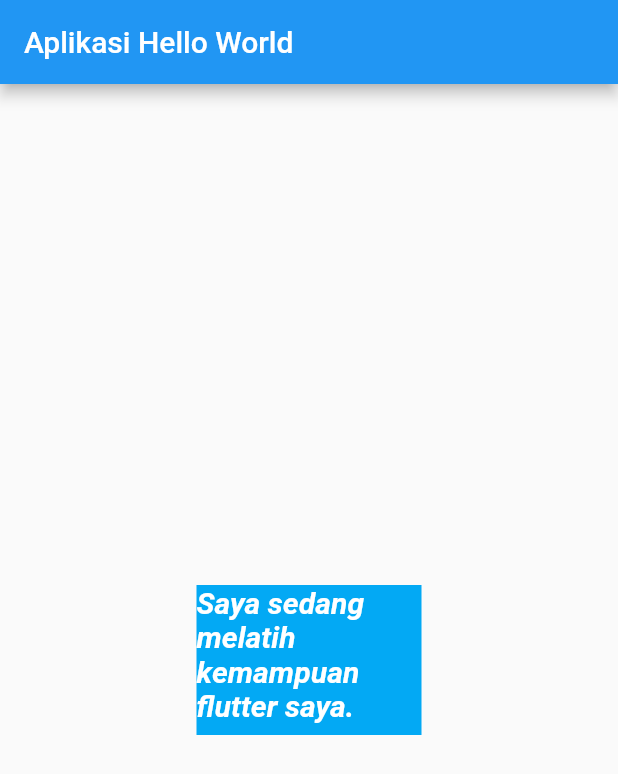
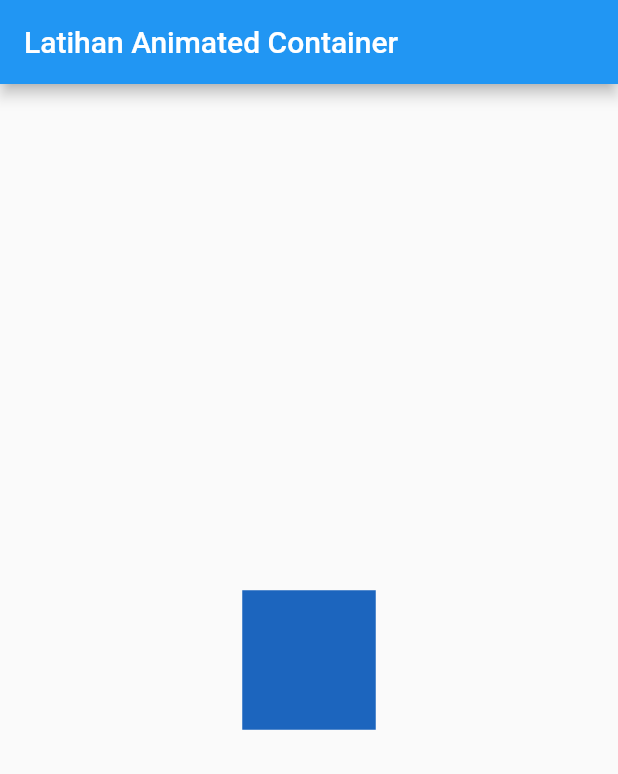
Before and after one commit to bagashyt/flutter_learndart, a Flutter app: the screen it shows after launch, on a phone screen of 412 x 824 dp. Shown: the top 774 px of the screen. Run offline on Flutter 3.47's test engine with Material 2 defaults, Android fonts, the phone set to English and light mode, and no system bars.

Commit message:
learn AnimatedContainer n GestureDetector

```diff
--- a/lib/main.dart
+++ b/lib/main.dart
@@ -1,30 +1,40 @@
+import 'dart:math';
+
 import 'package:flutter/material.dart';
 
 void main() {
   runApp(new MyApp());
 }
 
-class MyApp extends StatelessWidget {
+class MyApp extends StatefulWidget {
+  @override
+  _MyAppState createState() => _MyAppState();
+}
+
+class _MyAppState extends State<MyApp> {
+  Random random = Random();
+
   @override
   Widget build(BuildContext context) {
     return MaterialApp(
       home: Scaffold(
         appBar: AppBar(
-          title: Text("Aplikasi Hello World"),
+          title: Text("Latihan Animated Container"),
         ),
         body: Center(
-            child: Container(
-                color: Colors.lightBlue,
-                width: 150,
-                height: 100,
-                child: Text(
-                  "Saya sedang melatih kemampuan flutter saya.",
-                  style: TextStyle(
-                      color: Colors.white,
-                      fontStyle: FontStyle.italic,
-                      fontWeight: FontWeight.w700,
-                      fontSize: 20),
-                ))),
+          child: GestureDetector(
+            onTap: () {
+              setState(() {});
+            },
+            child: AnimatedContainer(
+              color: Color.fromARGB(255, random.nextInt(256),
+                  random.nextInt(256), random.nextInt(256)),
+              duration: Duration(seconds: 1),
+              width: 50.0 + random.nextInt(101),
+              height: 50.0 + random.nextInt(101),
+            ),
+          ),
+        ),
       ),
     );
   }
```
